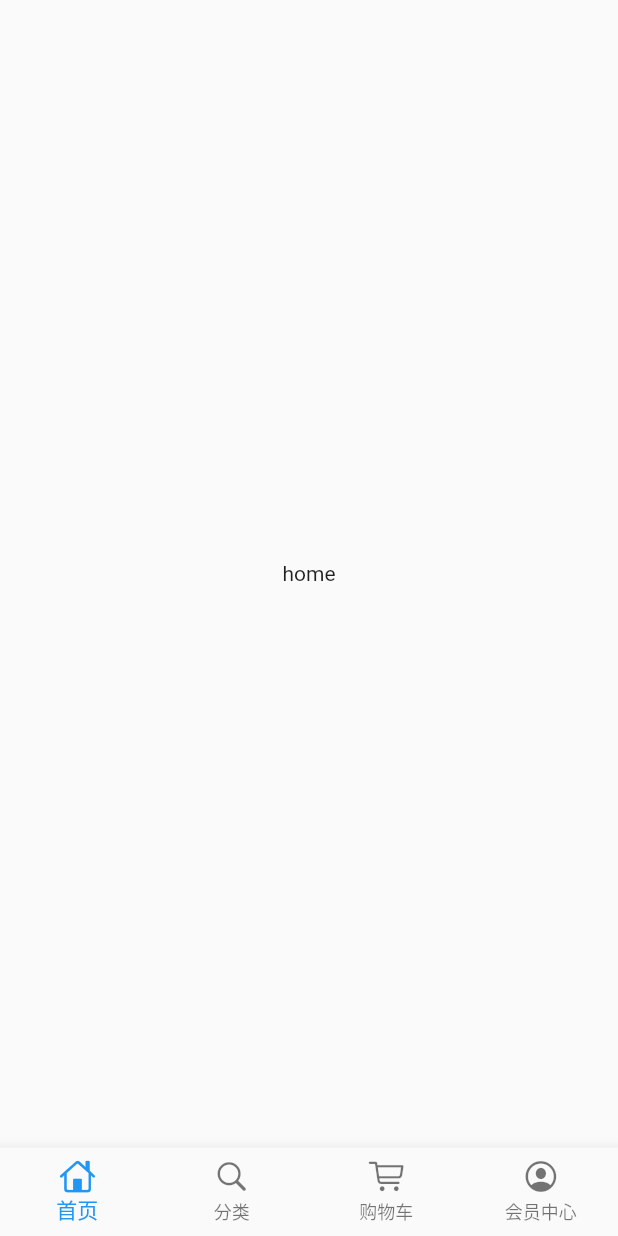
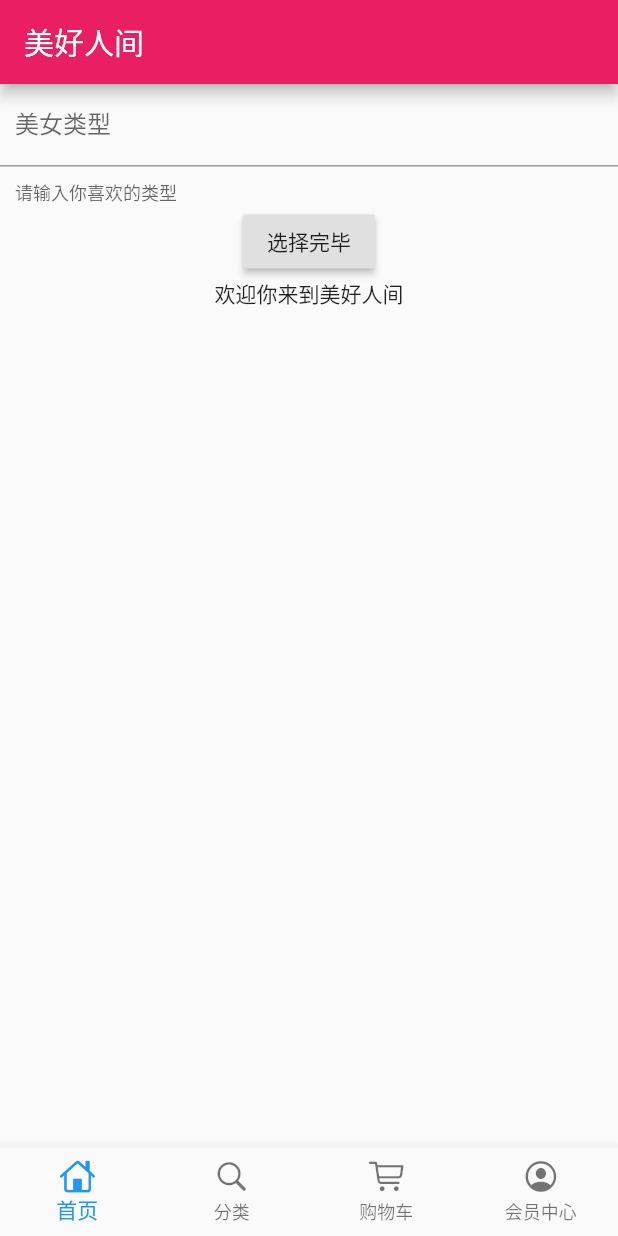
Before and after one commit to picnic-yu/flutter_shop, a Flutter app: the screen it shows after launch, on a phone screen of 412 x 824 dp. Run offline on Flutter 3.47's test engine with Material 2 defaults, Android fonts, the phone set to English and light mode, and no system bars; our stand-ins replace dio.

Commit message:
dio get请求

```diff
--- a/lib/pages/home_page.dart
+++ b/lib/pages/home_page.dart
@@ -1,11 +1,70 @@
 import 'package:flutter/material.dart';
-class HomePage extends StatelessWidget {
+import 'package:dio/dio.dart';
+class HomePage extends StatefulWidget {
+  _HomePageState createState() => _HomePageState();
+}
+class _HomePageState extends State<HomePage> {
+  TextEditingController typeController = TextEditingController();
+  String showText = '欢迎你来到美好人间';
   @override
   Widget build(BuildContext context) {
-    return Scaffold(
-      body: Center(
-        child: Text('home'),
-      ),
+    return Container(
+        child: Scaffold(
+          appBar: AppBar(title: Text('美好人间'),),
+          body:Container(
+            height: 1000,
+            child: Column(
+              children: <Widget>[
+                TextField(
+                  controller:typeController,
+                  decoration:InputDecoration (
+                    contentPadding: EdgeInsets.all(10.0),
+                    labelText: '美女类型',
+                    helperText: '请输入你喜欢的类型'
+                  ),
+                  autofocus: false,
+                ),
+                RaisedButton(
+                  onPressed:_choiceAction,
+                  child: Text('选择完毕'),
+                ),
+                Text(
+                  showText,
+                    overflow:TextOverflow.ellipsis,
+                    maxLines: 2,
+                ),
+                ],
+            ),
+          )
+        ),
     );
   }
+  void _choiceAction(){
+    print('开始选择你喜欢的类型............');
+    if(typeController.text.toString()==''){
+      showDialog(
+        context: context,
+        builder: (context)=>AlertDialog(title:Text('美女类型不能为空'))
+      );
+    }else{
+        getHttp(typeController.text.toString()).then((val){
+         setState(() {
+           showText=val['data']['name'].toString();
+         });
+        });
+    }
+  }
+  Future getHttp(String TypeText) async{
+    try{
+      Response response;
+      var data={'name':TypeText};
+      response = await Dio().get(
+        "https://www.easy-mock.com/mock/5c60131a4bed3a6342711498/baixing/dabaojian",
+          queryParameters:data
+      );
+      return response.data;
+    }catch(e){
+      return print(e);
+    }
+  }
 }
--- a/pubspec.yaml
+++ b/pubspec.yaml
@@ -19,6 +19,7 @@ environment:
 dependencies:
   flutter:
     sdk: flutter
+  dio: ^2.0.7
 
   # The following adds the Cupertino Icons font to your application.
   # Use with the CupertinoIcons class for iOS style icons.
```
Also changed, not shown: pubspec.lock, 1 other file.
